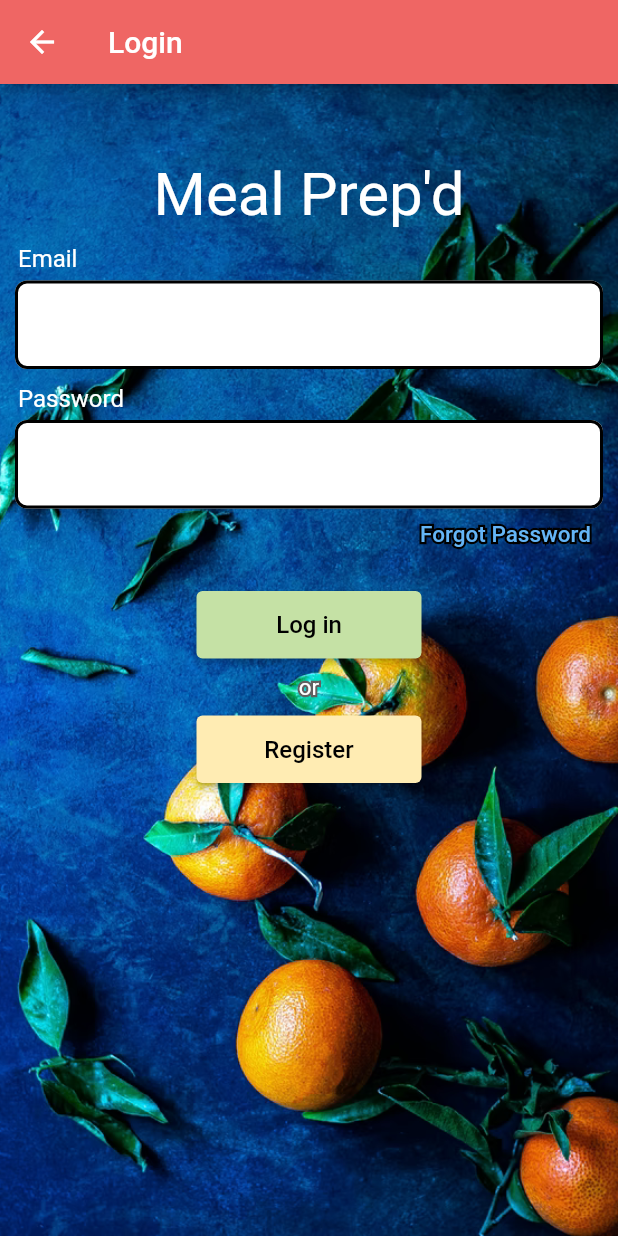
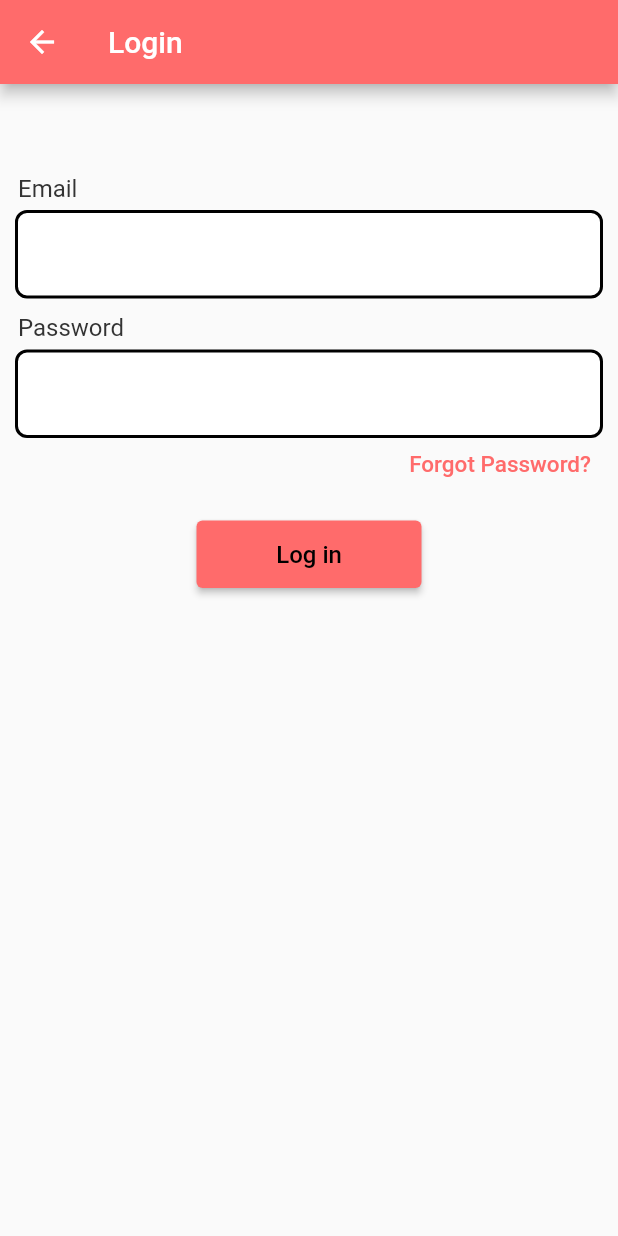
Before and after one commit to Jessica-Trujillo/MealPrep, a Flutter app: the LoginPage screen opened directly, on a phone screen of 412 x 824 dp. Run offline on Flutter 3.47's test engine with Material 2 defaults, Android fonts, the phone set to English and light mode, and no system bars; our stand-ins replace calendar_timeline, cloud_firestore, firebase_auth, firebase_core, flutter_calendar_carousel, flutter_svg and 2 more; accounts and stored records are empty.

Commit message:
Login page changes

```diff
--- a/MealPrep/lib/LoginRegistration/LoginPage.dart
+++ b/MealPrep/lib/LoginRegistration/LoginPage.dart
@@ -151,12 +151,6 @@ class LoginPageState extends State<LoginPage> {
     showPopup();
   }
 
-  void onRegistrationClicked() {
-    Navigator.of(context).push(MaterialPageRoute(builder: (context) {
-      return RegistrationPage();
-    }));
-  }
-
   @override
   Widget build(BuildContext context) {
     if (isLoggingIn) {
@@ -212,28 +206,14 @@ class LoginPageState extends State<LoginPage> {
         body: Stack(
           fit: StackFit.expand,
           children: [
-            Container(
-              child: FittedBox(
-                fit: BoxFit.cover,
-                child: Image.asset("images/backgroundImage.png"),
-              ),
-            ),
             Column(
               children: [
                 Container(height: 50),
-                Container(
-                    alignment: Alignment.center,
-                    child: Text("Meal Prep'd",
-                        style: TextStyle(
-                            fontSize: 40,
-                            color: Colors.white,
-                            fontWeight: FontWeight.w400))),
                 Container(height: 10),
                 Container(
                   margin: EdgeInsets.fromLTRB(12, 0, 0, 5),
                   alignment: Alignment.bottomLeft,
-                  child: Text("Email",
-                      style: TextStyle(fontSize: 16, color: Colors.white)),
+                  child: Text("Email", style: MyStyles.bodyText),
                 ),
                 Container(
                   margin: EdgeInsets.fromLTRB(10, 0, 10, 0),
@@ -245,8 +225,7 @@ class LoginPageState extends State<LoginPage> {
                 Container(
                   margin: EdgeInsets.fromLTRB(12, 0, 0, 5),
                   alignment: Alignment.bottomLeft,
-                  child: Text("Password",
-                      style: TextStyle(fontSize: 16, color: Colors.white)),
+                  child: Text("Password", style: MyStyles.bodyText),
                 ),
                 Container(
                   margin: EdgeInsets.fromLTRB(10, 0, 10, 0),
@@ -263,19 +242,11 @@ class LoginPageState extends State<LoginPage> {
                     onPressed: forgotPasswordClicked,
                     child: Stack(
                       children: [
-                        Text('Forgot Password',
-                            style: TextStyle(
-                              fontSize: 15, // color: Colors.white,
-                              foreground: Paint()
-                                ..style = PaintingStyle.stroke
-                                ..strokeWidth = 3
-                                ..color = Colors.black,
-                            )),
                         Text(
-                          'Forgot Password',
+                          'Forgot Password?',
                           style: TextStyle(
                             fontSize: 15,
-                            color: Colors.blue[300],
+                            color: MyColors.accentColor,
                           ),
                         )
                       ],
@@ -284,43 +255,18 @@ class LoginPageState extends State<LoginPage> {
                 ),
                 Container(height: 20),
                 Container(
-                    width: 150,
-                    height: 45,
-                    child: ElevatedButton(
-                        onPressed: loginClicked,
-                        style: ElevatedButton.styleFrom(
-                          primary: Colors.lightGreen[200],
-                        ),
-                        child: Text("Log in",
-                            style:
-                                TextStyle(fontSize: 16, color: Colors.black)))),
-                Container(
-                    margin: EdgeInsets.all(10),
-                    child: Stack(children: [
-                      Text('or',
-                          style: TextStyle(
-                            fontSize: 15, // color: Colors.white,
-                            foreground: Paint()
-                              ..style = PaintingStyle.stroke
-                              ..strokeWidth = 3
-                              ..color = Colors.grey[700]!,
-                          )),
-                      Text('or',
-                          style: TextStyle(
-                            fontSize: 15,
-                            color: Colors.white,
-                          ))
-                    ])),
-                Container(
                   width: 150,
                   height: 45,
                   child: ElevatedButton(
-                      onPressed: onRegistrationClicked,
-                      style: ElevatedButton.styleFrom(
-                        primary: Colors.amber[100],
-                      ),
-                      child: Text('Register',
-                          style: TextStyle(fontSize: 16, color: Colors.black))),
+                    onPressed: loginClicked,
+                    style: ElevatedButton.styleFrom(
+                      primary: MyColors.accentColor,
+                    ),
+                    child: Text(
+                      "Log in",
+                      style: TextStyle(fontSize: 16, color: Colors.black),
+                    ),
+                  ),
                 ),
                 Container(height: 10),
                 errorWidget,
--- a/MealPrep/lib/MyColors.dart
+++ b/MealPrep/lib/MyColors.dart
@@ -1,7 +1,7 @@
 import 'package:flutter/material.dart';
 
 class MyColors {
-  static const Color accentColor = Color(0xffEF6664);
+  static const Color accentColor = Color(0xffFF6B6B);
   static const Color green = Colors.green;
   static const Color yellow = Color(0xfff2b100);
   static const Color lightGrey = Color(0xfff3f3f3);
```
